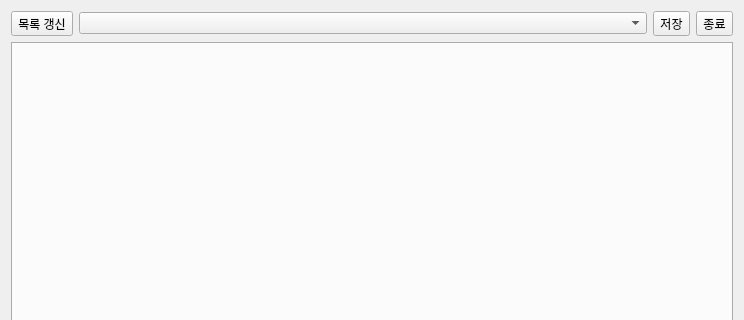
First picture: the form in src/mainwindow.ui, repository bylee20/ubuntu-ko-150425, before the edit; both pictures show x 0 to 744 and y 0 to 320 of the 744 by 582 pixel window.
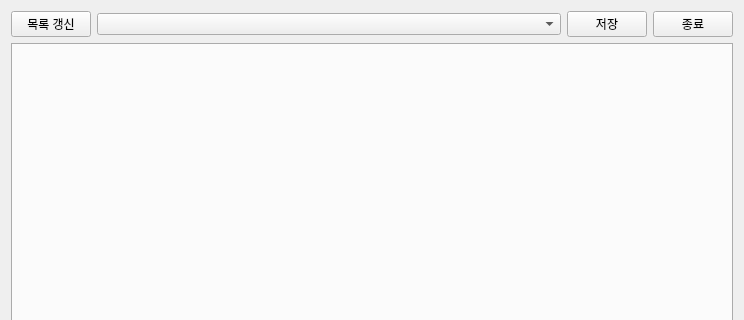
Second picture: the form after the edit.

What changed in the file:
```diff
--- a/src/mainwindow.ui
+++ b/src/mainwindow.ui
@@ -30,7 +30,7 @@
        <item>
         <layout class="QHBoxLayout" name="horizontalLayout">
          <item>
-          <widget class="QToolButton" name="refresh">
+          <widget class="QPushButton" name="refresh">
            <property name="text">
             <string>목록 갱신</string>
            </property>
@@ -47,14 +47,14 @@
           </widget>
          </item>
          <item>
-          <widget class="QToolButton" name="save">
+          <widget class="QPushButton" name="save">
            <property name="text">
             <string>저장</string>
            </property>
           </widget>
          </item>
          <item>
-          <widget class="QToolButton" name="exit">
+          <widget class="QPushButton" name="exit">
            <property name="text">
             <string>종료</string>
            </property>
```
